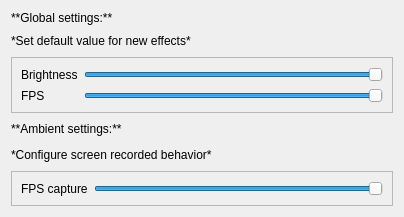
Before: the Qt Designer form GlobalSettings.ui in DLdota/OpenRGBEffectsPlugin, drawn with Qt 5.
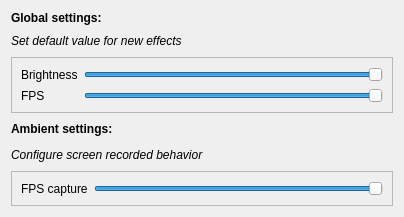
After: the same form once the commit is applied. Custom widgets are drawn as their Qt base class.

Commit message: Removed markdown to fix buster builds

```diff
--- a/GlobalSettings.ui
+++ b/GlobalSettings.ui
@@ -121,11 +121,17 @@
        <verstretch>0</verstretch>
       </sizepolicy>
      </property>
+     <property name="font">
+      <font>
+       <weight>75</weight>
+       <bold>true</bold>
+      </font>
+     </property>
      <property name="text">
-      <string>**Global settings:**</string>
+      <string>Global settings:</string>
      </property>
      <property name="textFormat">
-      <enum>Qt::MarkdownText</enum>
+      <enum>Qt::PlainText</enum>
      </property>
      <property name="alignment">
       <set>Qt::AlignLeading|Qt::AlignLeft|Qt::AlignVCenter</set>
@@ -134,11 +140,16 @@
    </item>
    <item row="1" column="0">
     <widget class="QLabel" name="label_2">
+     <property name="font">
+      <font>
+       <italic>true</italic>
+      </font>
+     </property>
      <property name="text">
-      <string>*Set default value for new effects*</string>
+      <string>Set default value for new effects</string>
      </property>
      <property name="textFormat">
-      <enum>Qt::MarkdownText</enum>
+      <enum>Qt::PlainText</enum>
      </property>
     </widget>
    </item>
@@ -164,18 +175,18 @@
      </property>
      <property name="font">
       <font>
-       <weight>50</weight>
-       <bold>false</bold>
+       <weight>75</weight>
+       <bold>true</bold>
       </font>
      </property>
      <property name="layoutDirection">
       <enum>Qt::LeftToRight</enum>
      </property>
      <property name="text">
-      <string>**Ambient settings:**</string>
+      <string>Ambient settings:</string>
      </property>
      <property name="textFormat">
-      <enum>Qt::MarkdownText</enum>
+      <enum>Qt::PlainText</enum>
      </property>
      <property name="alignment">
       <set>Qt::AlignLeading|Qt::AlignLeft|Qt::AlignVCenter</set>
@@ -184,11 +195,16 @@
    </item>
    <item row="4" column="0">
     <widget class="QLabel" name="label_3">
+     <property name="font">
+      <font>
+       <italic>true</italic>
+      </font>
+     </property>
      <property name="text">
-      <string>*Configure screen recorded behavior*</string>
+      <string>Configure screen recorded behavior</string>
      </property>
      <property name="textFormat">
-      <enum>Qt::MarkdownText</enum>
+      <enum>Qt::PlainText</enum>
      </property>
     </widget>
    </item>
```
